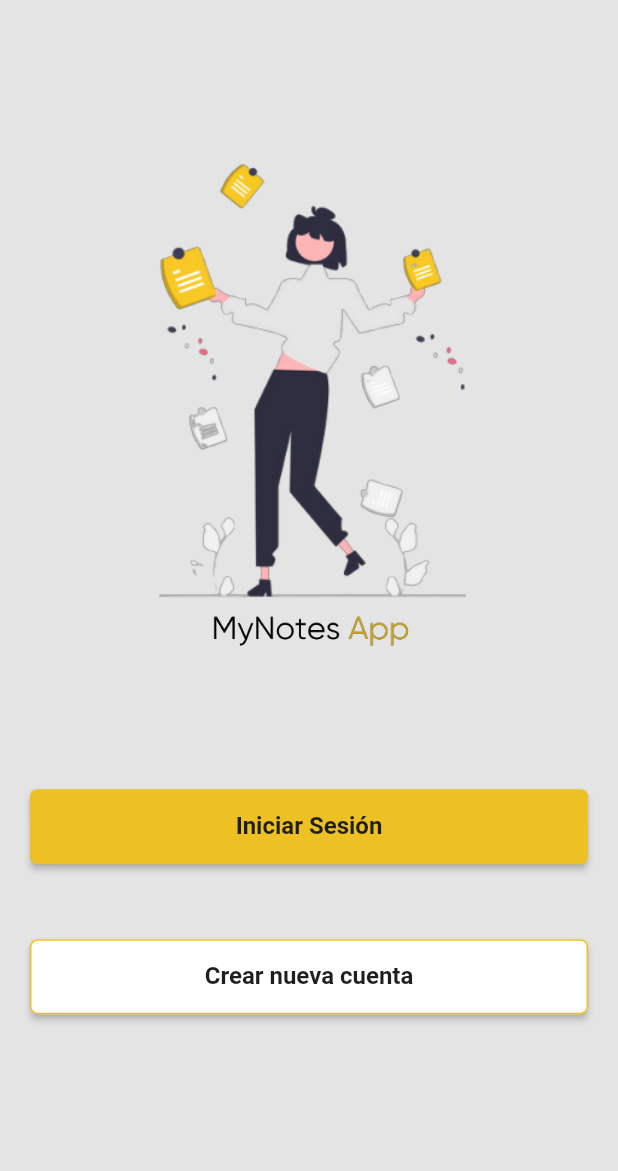
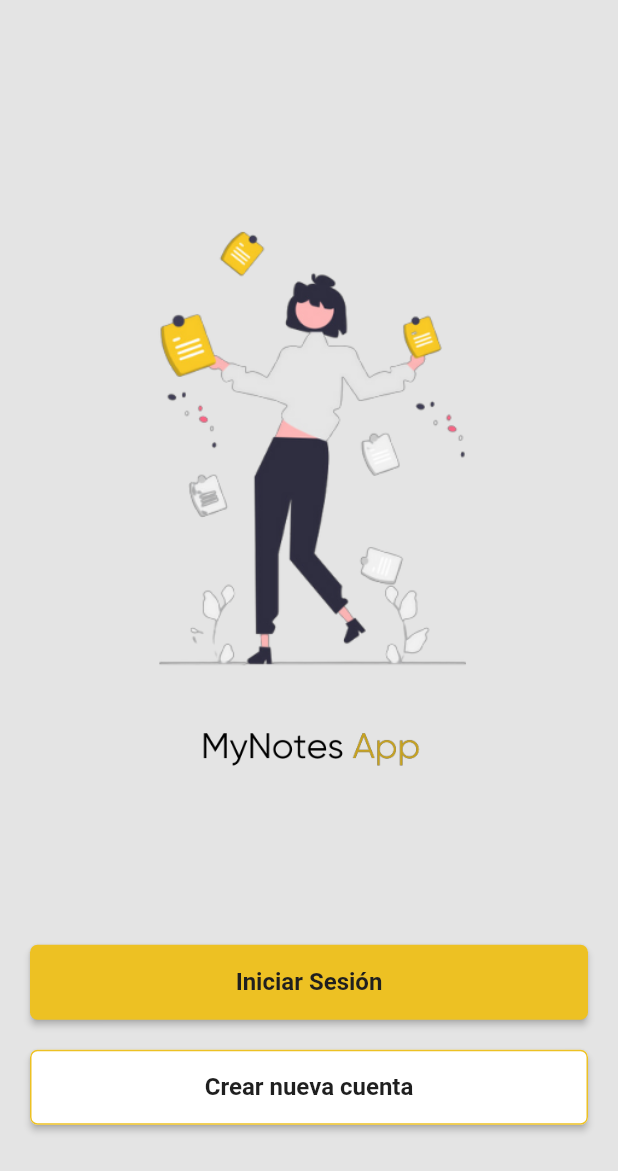
Before and after one commit to OsiNubis99/NoteApp-Frontend, a Flutter app: the screen it shows after launch, on a phone screen of 412 x 824 dp. Shown: the top 1171 px of the screen. Run offline on Flutter 3.47's test engine with Material 2 defaults, Android fonts, the phone set to English and light mode, and no system bars; our stand-ins replace dio, flutter_speed_dial, geolocator, image_cropper, image_picker, simple_gradient_text and 1 more; missing offline and left inert: google_mlkit_text_recognition, quill_html_editor.

Commit message:
Fix start screen

```diff
--- a/lib/presentation/screens/start/start_screen.dart
+++ b/lib/presentation/screens/start/start_screen.dart
@@ -17,7 +17,7 @@ class _StartScreenState extends State<StartScreen> {
     return Scaffold(
       backgroundColor: AppTheme.bgGray,
       body: SafeArea(
-        child: Padding(padding:const EdgeInsets.only(top: 100, bottom: 30.0),
+        child: Padding(padding:const EdgeInsets.only(top: 145, bottom: 5.0),
           child: Column(
             children: <Widget> [
 
@@ -25,18 +25,18 @@ class _StartScreenState extends State<StartScreen> {
                 Image.asset("assets/NoteAppD.png",
                   width: 235,
                   fit: BoxFit.cover,
-                ),
+                ),const Spacer(),
 
 
               //Imagen Nombre App
                 Image.asset("assets/my_notes_app.png",
-                  width: 140,
+                  width: 155,
                   fit: BoxFit.cover,
                 ),const Spacer(),
 
               //'Iniciar sesion'
               Padding(
-                padding: const EdgeInsets.only(top: 40.0, left: 20, right: 20, bottom: 25.0),
+                padding: const EdgeInsets.only(top: 80.0, left: 20, right: 20, bottom: 5.0),
                 child: Row(
                   children: [ Expanded(
                       child: MaterialButton(
@@ -68,7 +68,7 @@ class _StartScreenState extends State<StartScreen> {
 
               //'Crear cuenta'
               Padding(
-                padding: const EdgeInsets.only(top: 25.0, left: 20, right: 20, bottom: 20.0),
+                padding: const EdgeInsets.only(top: 15.0, left: 20, right: 20, bottom: 5.0),
                 child: Row(
                   children: [ Expanded(
                       child: MaterialButton(
```
